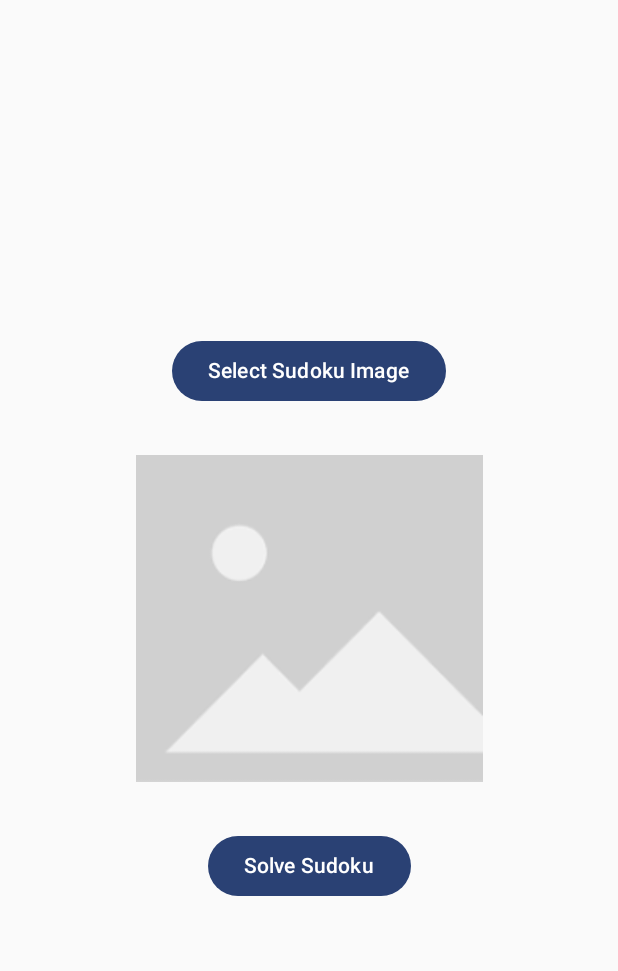
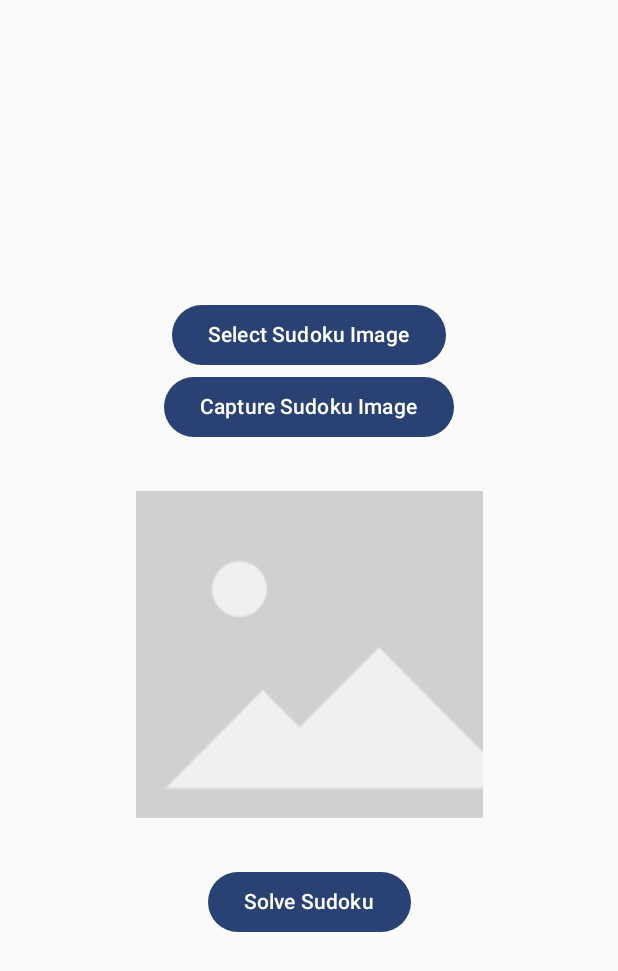
Before and after one commit to ElijahAmir08/SudokuApp, an Android app built with Jetpack Compose: the screen it shows after launch (MainActivity), on a phone screen of 412 x 824 dp. Shown: the top 971 px of the screen. Run offline under Robolectric (Android 15) with nearby library versions, the phone set to English and light mode, and no system bars.

Commit message:
Added button for cameraCapture

```diff
--- a/app/src/main/java/com/example/sudosolver/MainActivity.kt
+++ b/app/src/main/java/com/example/sudosolver/MainActivity.kt
@@ -1,5 +1,6 @@
 package com.example.sudosolver
 
+import android.content.Intent
 import android.os.Bundle
 import android.widget.Toast
 import androidx.activity.ComponentActivity
@@ -17,6 +18,7 @@ import androidx.compose.ui.tooling.preview.Preview
 import androidx.compose.ui.unit.dp
 import androidx.activity.result.contract.ActivityResultContracts
 import androidx.compose.ui.draw.clip
+import androidx.compose.ui.platform.LocalContext
 import com.example.sudosolver.ui.theme.SudoSolverTheme
 
 
@@ -44,6 +46,7 @@ class MainActivity : ComponentActivity() {
         super.onCreate(savedInstanceState)
         setContent {
             SudoSolverTheme {
+                val context = LocalContext.current
                 Column(
                     modifier = Modifier
                         .fillMaxSize()
@@ -53,6 +56,11 @@ class MainActivity : ComponentActivity() {
                 ) {
                     Button(onClick = { imagePicker.launch("image/*") }) {
                         Text(text = "Select Sudoku Image")
+                    }
+                    Button(onClick = {
+                        cameraLauncher.launch(Intent(context, CameraCaptureActivity::class.java))
+                    }) {
+                        Text(text = "Capture Sudoku Image")
                     }
 
                     Spacer(modifier = Modifier.height(16.dp))
```
